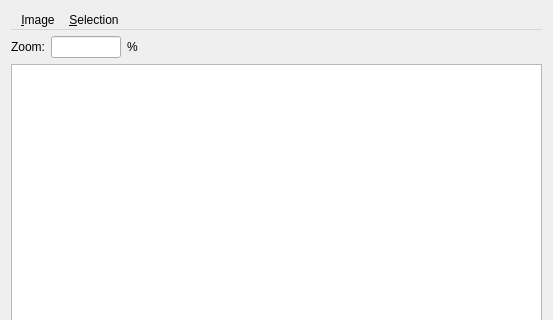
Before: the Qt Designer form image_viewer.ui in cpenar/Qt_PolSarPRO, drawn with Qt 5; both pictures show x 0 to 553 and y 0 to 320 of the 553 by 558 pixel window.
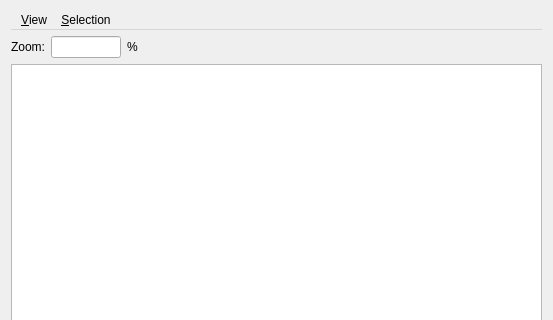
After: the same form once the commit is applied.

```diff
--- a/image_viewer.ui
+++ b/image_viewer.ui
@@ -19,9 +19,9 @@
      <property name="nativeMenuBar">
       <bool>false</bool>
      </property>
-     <widget class="QMenu" name="menu_Image">
+     <widget class="QMenu" name="menu_View">
       <property name="title">
-       <string>&amp;Image</string>
+       <string>&amp;View</string>
       </property>
       <addaction name="actionFit_to_window"/>
       <addaction name="separator"/>
@@ -38,7 +38,7 @@
       <addaction name="actionRemove_last_polygon"/>
       <addaction name="actionRemove_all_selection"/>
      </widget>
-     <addaction name="menu_Image"/>
+     <addaction name="menu_View"/>
      <addaction name="menu_Selection"/>
     </widget>
    </item>
```
Left out of the diff: 22 changed lines with no effect on the pictures.
